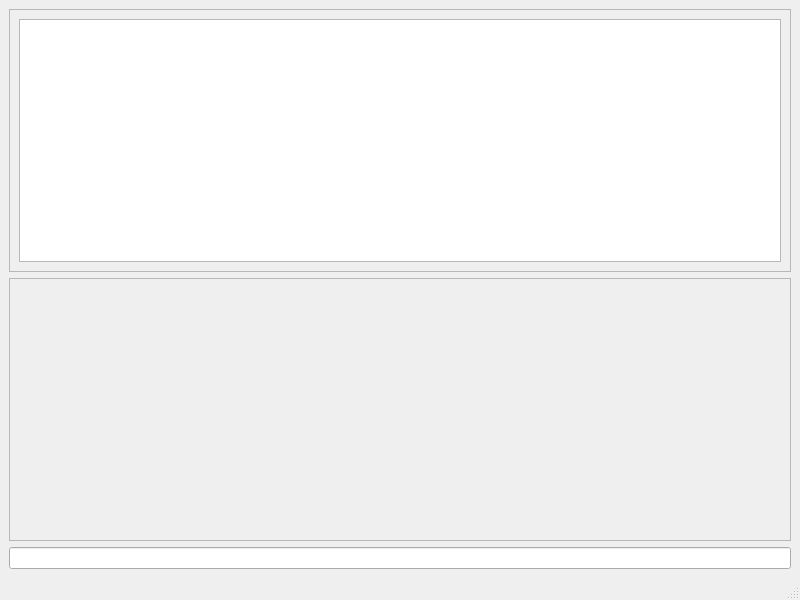
robozman/pymumblegui, file pymumblegui.ui: the form before one commit.
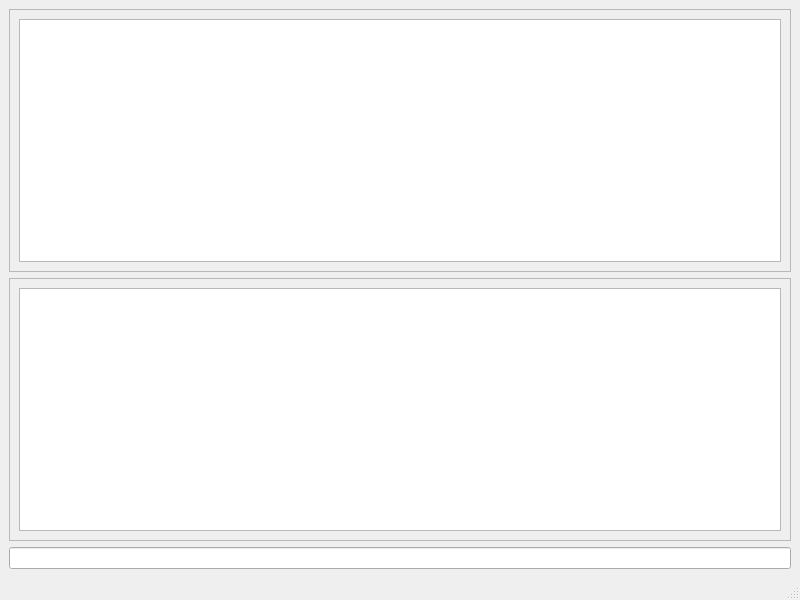
The form after the commit.

Commit message: Removed the class for chat view and moved in back into pymumblegui.ui

```diff
--- a/pymumblegui.ui
+++ b/pymumblegui.ui
@@ -59,7 +59,18 @@
            <height>247</height>
           </rect>
          </property>
-         <layout class="QGridLayout" name="gridLayout_3"/>
+         <layout class="QGridLayout" name="gridLayout_3">
+          <item row="1" column="0">
+           <widget class="QTextEdit" name="textEdit">
+            <property name="readOnly">
+             <bool>true</bool>
+            </property>
+            <property name="cursorWidth">
+             <number>0</number>
+            </property>
+           </widget>
+          </item>
+         </layout>
         </widget>
        </widget>
       </item>
```
The commit also changes 1 other file.
